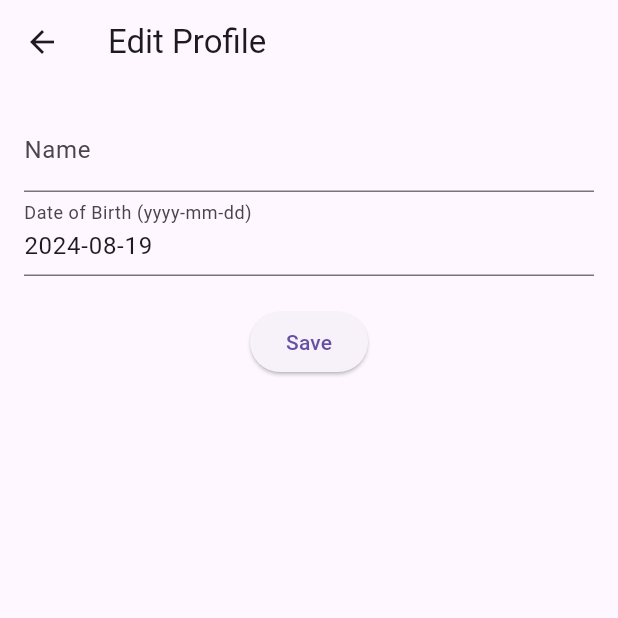
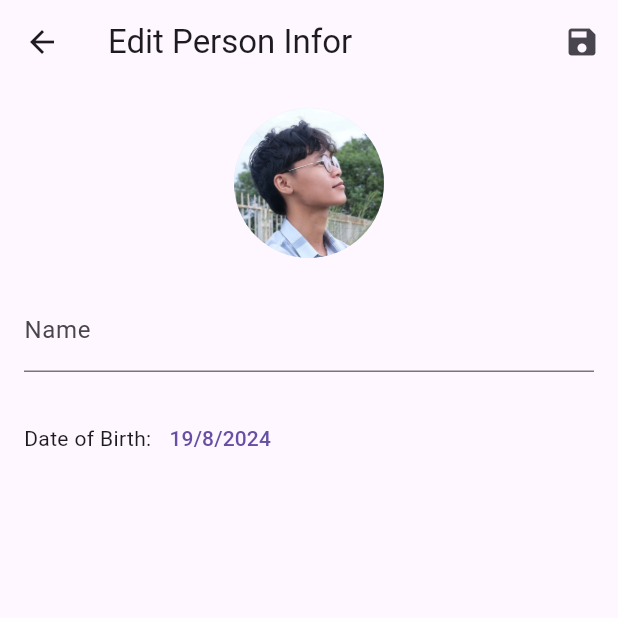
Before and after one commit to anvng/LoveDays, a Flutter app: the EditScreen screen opened directly with empty values, on a phone screen of 412 x 824 dp, the top half of it. Run offline on Flutter 3.47's test engine with Material 3 defaults, Android fonts, the phone set to English and light mode, and no system bars; our stand-ins replace image_picker.

Commit message:
feat: update and edit person infor

```diff
--- a/lib/model/person_model.dart
+++ b/lib/model/person_model.dart
@@ -3,6 +3,7 @@ import '../utils/date_utils.dart';
 class Person {
   late final String name;
   late final DateTime dateOfBirth;
+  String? get profileImage => null;
 
   String get zodiacSign => getZodiacSign(dateOfBirth);
   int get age => getCurrentAge(dateOfBirth);
@@ -11,6 +12,7 @@ class Person {
   Person({
     required this.name,
     required this.dateOfBirth,
+    String? profileImage,
   });
 
   get imageName => null;
--- a/lib/screens/edit_screen.dart
+++ b/lib/screens/edit_screen.dart
@@ -1,5 +1,8 @@
+import 'dart:io';
+
 import 'package:flutter/material.dart';
 import 'package:lovedays/model/person_model.dart';
+import 'package:image_picker/image_picker.dart';
 
 class EditScreen extends StatefulWidget {
   final Person person;
@@ -12,62 +15,102 @@ class EditScreen extends StatefulWidget {
 
 class _EditScreenState extends State<EditScreen> {
   late TextEditingController _nameController;
-  late TextEditingController _dobController;
+  DateTime? _selectedDate;
+  String? _profileImagePath;
 
   @override
   void initState() {
     super.initState();
     _nameController = TextEditingController(text: widget.person.name);
-    _dobController = TextEditingController(
-        text: widget.person.dateOfBirth.toLocal().toString().split(' ')[0]);
+    _selectedDate = widget.person.dateOfBirth;
+    _profileImagePath =
+        widget.person.profileImage; // Assuming you have this field
   }
 
   @override
   void dispose() {
     _nameController.dispose();
-    _dobController.dispose();
     super.dispose();
+  }
+
+  Future<void> _pickDate() async {
+    DateTime? pickedDate = await showDatePicker(
+      context: context,
+      initialDate: _selectedDate ?? DateTime.now(),
+      firstDate: DateTime(1900),
+      lastDate: DateTime.now(),
+    );
+    if (pickedDate != null) {
+      setState(() {
+        _selectedDate = pickedDate;
+      });
+    }
+  }
+
+  Future<void> _pickImage() async {
+    final picker = ImagePicker();
+    final pickedFile = await picker.pickImage(source: ImageSource.gallery);
+    if (pickedFile != null) {
+      setState(() {
+        _profileImagePath = pickedFile.path;
+      });
+    }
+  }
+
+  void _saveChanges() {
+    // Create a new Person object with updated information
+    final updatedPerson = Person(
+      name: _nameController.text,
+      dateOfBirth: _selectedDate!,
+      profileImage: _profileImagePath, // Update this field in the Person model
+    );
+    Navigator.pop(context, updatedPerson);
   }
 
   @override
   Widget build(BuildContext context) {
     return Scaffold(
       appBar: AppBar(
-        title: const Text('Edit Profile'),
+        title: const Text('Edit Person Infor'),
+        actions: [
+          IconButton(
+            icon: const Icon(Icons.save),
+            onPressed: _saveChanges,
+          ),
+        ],
       ),
       body: Padding(
         padding: const EdgeInsets.all(16.0),
         child: Column(
           children: [
+            GestureDetector(
+              onTap: _pickImage,
+              child: CircleAvatar(
+                radius: 50,
+                backgroundImage: _profileImagePath != null
+                    ? FileImage(File(_profileImagePath!))
+                    : const AssetImage('lib/assets/images/male.jpg')
+                        as ImageProvider,
+              ),
+            ),
+            const SizedBox(height: 20),
             TextField(
               controller: _nameController,
               decoration: const InputDecoration(labelText: 'Name'),
             ),
-            TextField(
-              controller: _dobController,
-              decoration: const InputDecoration(
-                  labelText: 'Date of Birth (yyyy-mm-dd)'),
-              keyboardType: TextInputType.datetime,
-            ),
             const SizedBox(height: 20),
-            ElevatedButton(
-              onPressed: () {
-                setState(() {
-                  // Update the Person object's properties
-                  widget.person.name = _nameController.text;
-                  try {
-                    widget.person.dateOfBirth =
-                        DateTime.parse(_dobController.text);
-                  } catch (e) {
-                    // Handle invalid date format
-                    ScaffoldMessenger.of(context).showSnackBar(
-                      const SnackBar(content: Text('Invalid date format')),
-                    );
-                  }
-                });
-                Navigator.pop(context);
-              },
-              child: const Text('Save'),
+            Row(
+              children: [
+                const Text('Date of Birth:'),
+                TextButton(
+                  onPressed: _pickDate,
+                  child: Text(
+                    _selectedDate != null
+                        ? '${_selectedDate!.day}/${_selectedDate!.month}/${_selectedDate!.year}'
+                        : 'Select Date',
+                  ),
+                ),
+              ],
             ),
           ],
         ),
```
Also changed, not shown: lib/screens/home_screen.dart (+34 -11 lines).
